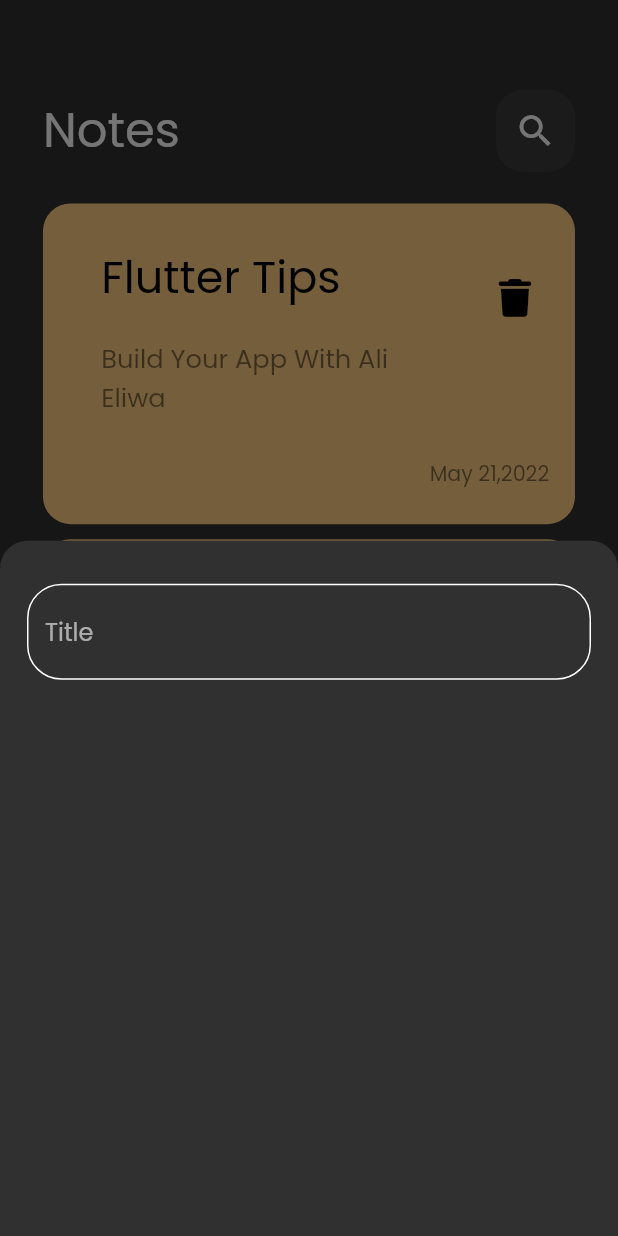
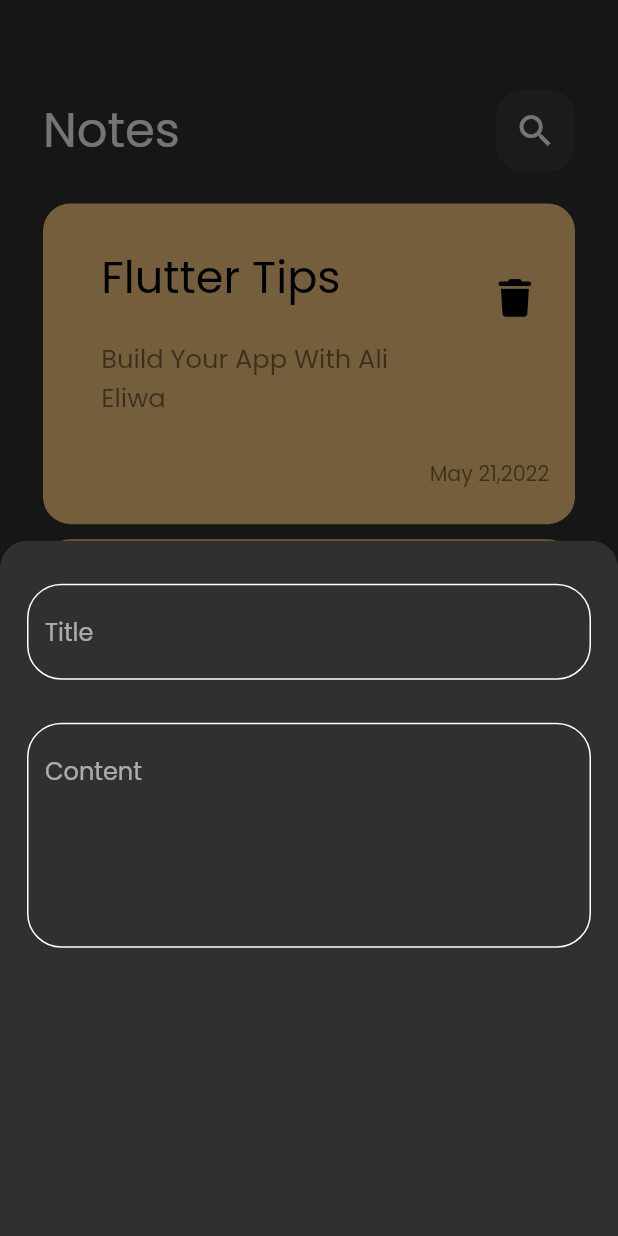
Before and after one commit to Alieliwa/NoteApp, a Flutter app: the screen it shows after launch, after a tap on an icon or button, on a phone screen of 412 x 824 dp. Run offline on Flutter 3.47's test engine with Material 2 defaults, Android fonts, the phone set to English and light mode, and no system bars; our stand-ins replace flutter_screenutil, font_awesome_flutter.

Commit message:
Add Fields To BottomSheet

```diff
--- a/lib/views/widget/bottomsheet.dart
+++ b/lib/views/widget/bottomsheet.dart
@@ -12,7 +12,15 @@ class AddNoteBottomSheet extends StatelessWidget {
       child: Column(
         children:  [
           SizedBox(height: 24.0.h,),
-          CustomTextField()],
+          const CustomTextField(
+            hint: 'Title',
+          ),
+          SizedBox(height: 24.0.h,),
+          const CustomTextField(
+            hint: 'Content',
+            maxLine: 5,
+          )
+        ],
       ),
     );
   }
--- a/lib/views/widget/customtextfeild.dart
+++ b/lib/views/widget/customtextfeild.dart
@@ -2,14 +2,16 @@ import 'package:flutter/material.dart';
 import 'package:flutter_screenutil/flutter_screenutil.dart';
 import 'package:notesapp/constans.dart';
 class CustomTextField extends StatelessWidget {
-  const CustomTextField({Key? key}) : super(key: key);
-
+  const CustomTextField({Key? key,required this.hint, this.maxLine = 1}) : super(key: key);
+final String hint;
+final int maxLine;
   @override
   Widget build(BuildContext context) {
     return  TextField(
       cursorColor: kPrimaryColor,
+      maxLines: maxLine,
       decoration: InputDecoration(
-        hintText: 'Title',
+        hintText: hint,
         // hintStyle: TextStyle(color: kPrimaryColor,),
         border: buildBorder(),
         enabledBorder:buildBorder(),
```
